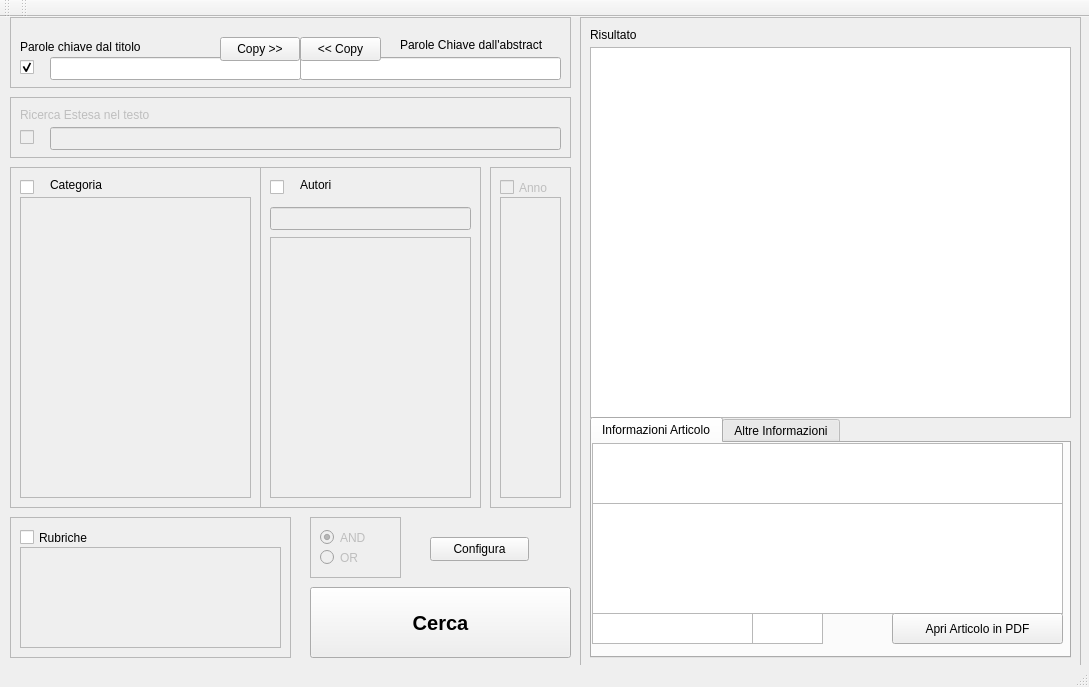
simon-r/LeScienze500, file lescienze500.ui: the form before one commit.
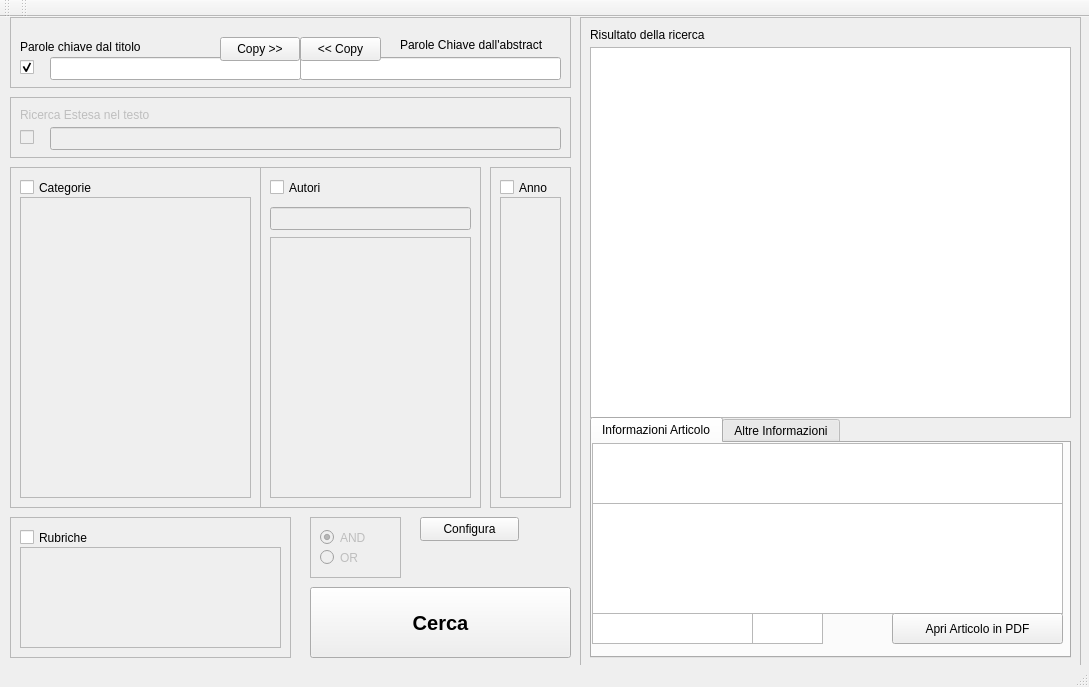
The form after the commit.

Patch:
```diff
--- a/lescienze500.ui
+++ b/lescienze500.ui
@@ -221,19 +221,6 @@
     <property name="frameShadow">
      <enum>QFrame::Raised</enum>
     </property>
-    <widget class="QLabel" name="label_3">
-     <property name="geometry">
-      <rect>
-       <x>40</x>
-       <y>10</y>
-       <width>111</width>
-       <height>16</height>
-      </rect>
-     </property>
-     <property name="text">
-      <string>Categoria</string>
-     </property>
-    </widget>
     <widget class="QListWidget" name="ListaCategorie">
      <property name="enabled">
       <bool>false</bool>
@@ -258,12 +245,12 @@
       <rect>
        <x>10</x>
        <y>10</y>
-       <width>21</width>
+       <width>91</width>
        <height>21</height>
       </rect>
      </property>
      <property name="text">
-      <string/>
+      <string>Categorie</string>
      </property>
     </widget>
    </widget>
@@ -285,19 +272,6 @@
     <property name="frameShadow">
      <enum>QFrame::Raised</enum>
     </property>
-    <widget class="QLabel" name="label_4">
-     <property name="geometry">
-      <rect>
-       <x>40</x>
-       <y>10</y>
-       <width>57</width>
-       <height>15</height>
-      </rect>
-     </property>
-     <property name="text">
-      <string>Autori</string>
-     </property>
-    </widget>
     <widget class="QListWidget" name="ListaAutori">
      <property name="enabled">
       <bool>false</bool>
@@ -319,12 +293,12 @@
       <rect>
        <x>10</x>
        <y>10</y>
-       <width>21</width>
+       <width>71</width>
        <height>21</height>
       </rect>
      </property>
      <property name="text">
-      <string/>
+      <string>Autori</string>
      </property>
     </widget>
     <widget class="QLineEdit" name="FiltroAutori">
@@ -343,7 +317,7 @@
    </widget>
    <widget class="QFrame" name="FrameAnno">
     <property name="enabled">
-     <bool>false</bool>
+     <bool>true</bool>
     </property>
     <property name="geometry">
      <rect>
@@ -360,6 +334,9 @@
      <enum>QFrame::Raised</enum>
     </property>
     <widget class="QCheckBox" name="Select_Anno">
+     <property name="enabled">
+      <bool>true</bool>
+     </property>
      <property name="geometry">
       <rect>
        <x>10</x>
@@ -373,6 +350,9 @@
      </property>
     </widget>
     <widget class="QListWidget" name="ListaAnni">
+     <property name="enabled">
+      <bool>false</bool>
+     </property>
      <property name="geometry">
       <rect>
        <x>10</x>
@@ -385,7 +365,7 @@
       <bool>false</bool>
      </property>
      <property name="selectionMode">
-      <enum>QAbstractItemView::ExtendedSelection</enum>
+      <enum>QAbstractItemView::ContiguousSelection</enum>
      </property>
     </widget>
    </widget>
@@ -523,12 +503,12 @@
       <rect>
        <x>10</x>
        <y>10</y>
-       <width>57</width>
-       <height>15</height>
+       <width>161</width>
+       <height>16</height>
       </rect>
      </property>
      <property name="text">
-      <string>Risultato</string>
+      <string>Risultato della ricerca</string>
      </property>
     </widget>
     <widget class="QTableWidget" name="TabellaRisultati">
@@ -670,8 +650,8 @@
     </property>
     <property name="geometry">
      <rect>
-      <x>430</x>
-      <y>520</y>
+      <x>420</x>
+      <y>500</y>
       <width>99</width>
       <height>24</height>
      </rect>
```
